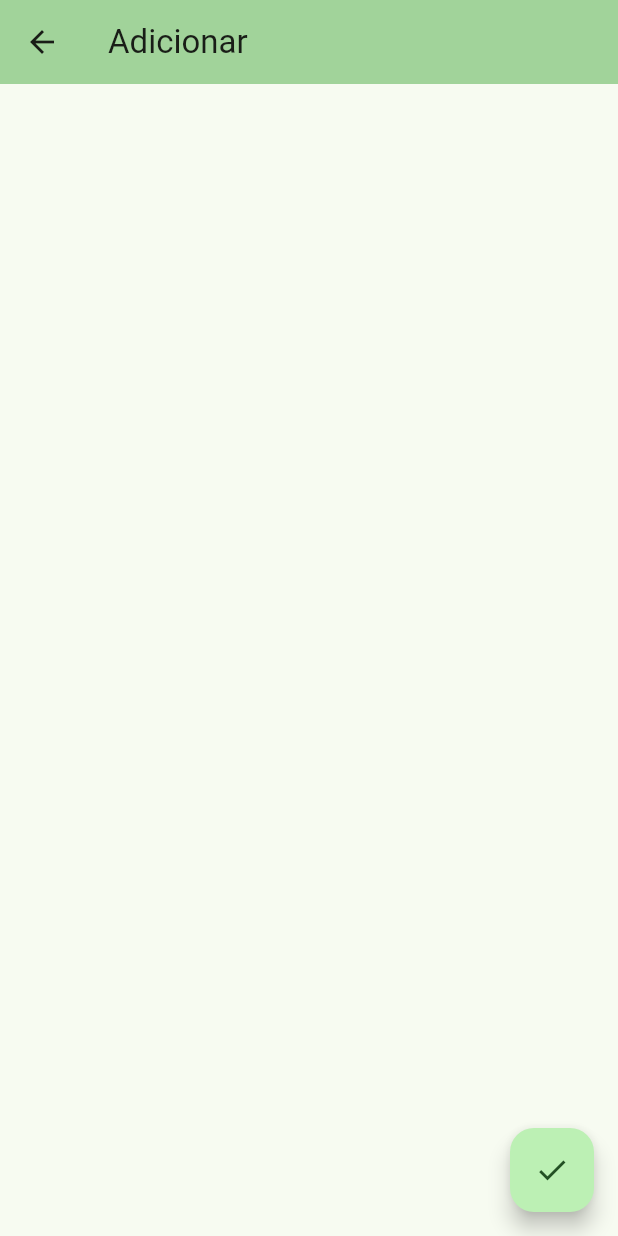
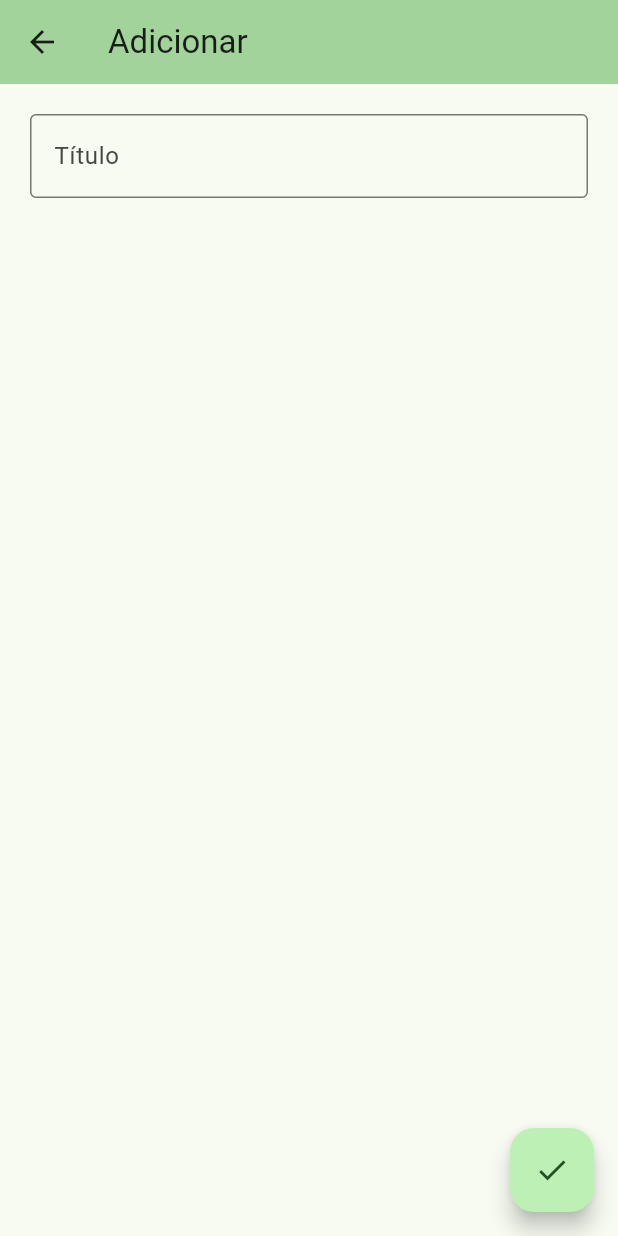
Before and after one commit to IgorAugst/todo_flutter, a Flutter app: the ItemPage screen opened directly, on a phone screen of 412 x 824 dp. Run offline on Flutter 3.47's test engine with Material 3 defaults, Android fonts, the light colour scheme and no system bars.

Commit message:
Adiciona form

```diff
--- a/lib/item_page.dart
+++ b/lib/item_page.dart
@@ -10,6 +10,19 @@ class ItemPage extends StatelessWidget {
         title: Text("Adicionar"),
         backgroundColor: Theme.of(context).colorScheme.inversePrimary,
       ),
+      body: Padding(
+        padding: const EdgeInsets.all(20.0),
+        child: Form(child: Column(
+          children: [
+            TextField(
+              decoration: const InputDecoration(
+                border: OutlineInputBorder(),
+                labelText: 'Título',
+              ),
+            )
+          ],
+        )),
+      ),
       floatingActionButton: FloatingActionButton(
         onPressed: () {
           // Salvar
```
